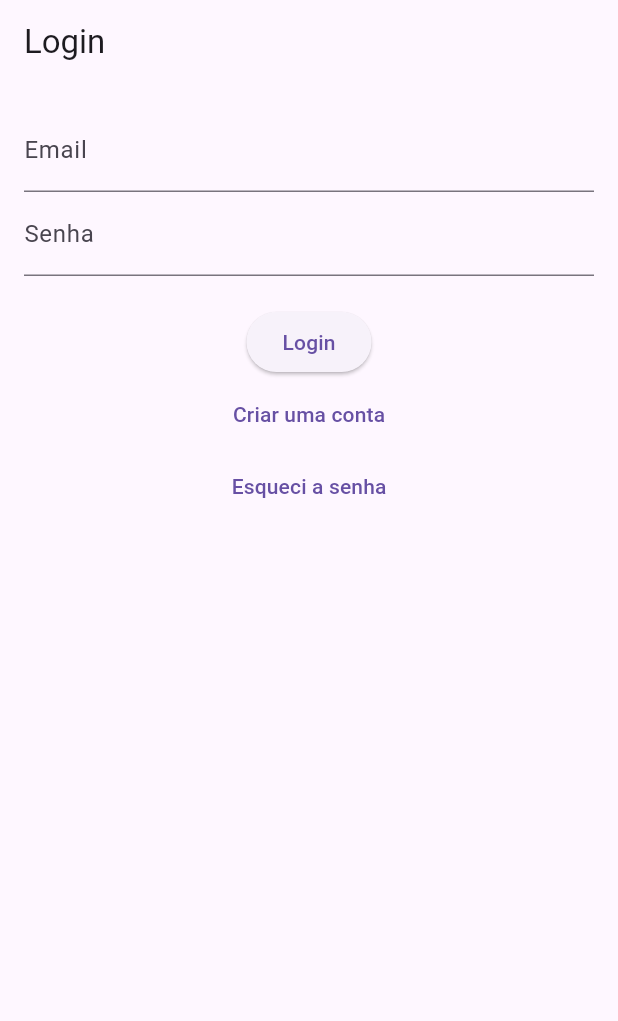
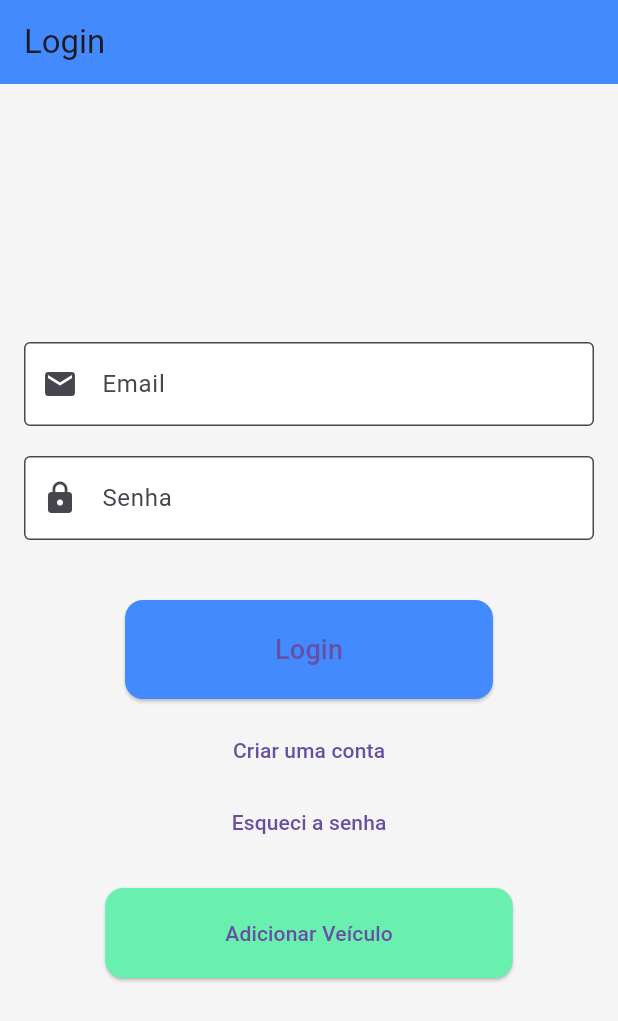
Before and after one commit to LucaJust115/projeto_p2v2, a Flutter app: the screen it shows after launch, on a phone screen of 412 x 824 dp. Shown: the top 1021 px of the screen. Run offline on Flutter 3.47's test engine with Material 3 defaults, Android fonts, the light colour scheme and no system bars; our stand-ins replace cloud_firestore, firebase_auth, firebase_core; accounts and stored records are empty.

Commit message:
Início do cadastro do veículo, alterações no login

```diff
--- a/lib/main.dart
+++ b/lib/main.dart
@@ -1,9 +1,9 @@
+import 'package:firebase_core/firebase_core.dart';
 import 'package:flutter/material.dart';
-import 'package:firebase_core/firebase_core.dart';
 import 'home.dart';
 import 'tela_login.dart';
 import 'tela_cadastro.dart';
-import 'drawer_widget.dart';  // O menu de navegação
+import 'tela_adicionar_veiculo.dart';  // Adicionando a nova tela
 
 
 void main() async {
@@ -20,12 +20,12 @@ class MyApp extends StatelessWidget {
       theme: ThemeData(
         primarySwatch: Colors.blue,
       ),
-      home: TelaLogin(),  // Define a TelaLogin como a tela inicial
+      home: TelaLogin(),  // Tela inicial de login
       routes: {
-        '/home': (context) => Home(),
+        '/home': (context) => Home(),  // Tela de listagem de veículos
+        '/adicionar_veiculo': (context) => AdicionarVeiculo(),  // Tela de cadastro de veículo
         '/login': (context) => TelaLogin(),
         '/cadastro': (context) => TelaCadastro(),
-
       },
     );
   }
--- a/lib/tela_login.dart
+++ b/lib/tela_login.dart
@@ -1,6 +1,7 @@
 import 'package:flutter/material.dart';
 import 'package:firebase_auth/firebase_auth.dart';
-import 'tela_cadastro.dart';  // Importar tela de cadastro
+import 'tela_adicionar_veiculo.dart';
+import 'tela_cadastro.dart';
 
 class TelaLogin extends StatefulWidget {
   @override
@@ -11,55 +12,96 @@ class _TelaLoginState extends State<TelaLogin> {
   final FirebaseAuth _auth = FirebaseAuth.instance;
   final TextEditingController _emailController = TextEditingController();
   final TextEditingController _senhaController = TextEditingController();
+  String? _erroMensagem;
 
   Future<void> _login() async {
     try {
-      await _auth.signInWithEmailAndPassword(
+      UserCredential userCredential = await _auth.signInWithEmailAndPassword(
         email: _emailController.text,
         password: _senhaController.text,
       );
-      Navigator.pushNamed(context, '/home');  // Redireciona para a tela Home após login
+      Navigator.pushReplacementNamed(context, '/home');
     } catch (e) {
-      print(e);
+      setState(() {
+        _erroMensagem = 'Erro ao tentar fazer login: ${e.toString()}';
+      });
     }
   }
 
   Future<void> _recuperarSenha() async {
     try {
       await _auth.sendPasswordResetEmail(email: _emailController.text);
-      // Mostrar um alerta de sucesso ou erro
+      ScaffoldMessenger.of(context).showSnackBar(
+        SnackBar(content: Text('Email de recuperação enviado')),
+      );
     } catch (e) {
-      print(e);  // Tratar erros de recuperação de senha
+      setState(() {
+        _erroMensagem = 'Erro ao tentar recuperar a senha: ${e.toString()}';
+      });
     }
   }
 
   @override
   Widget build(BuildContext context) {
     return Scaffold(
-      appBar: AppBar(title: Text("Login")),
+      backgroundColor: Colors.grey[100], // Mudança na cor de fundo
+      appBar: AppBar(
+        title: Text("Login"),
+        backgroundColor: Colors.blueAccent, // Mudança na cor do AppBar
+      ),
       body: Padding(
         padding: const EdgeInsets.all(16.0),
+        child: Center(
+          child: SingleChildScrollView(
             child: Column(
               children: <Widget>[
+                // Campo de email
                 TextField(
                   controller: _emailController,
-              decoration: InputDecoration(labelText: 'Email'),
+                  decoration: InputDecoration(
+                    labelText: 'Email',
+                    border: OutlineInputBorder(),
+                    prefixIcon: Icon(Icons.email),
+                    filled: true,
+                    fillColor: Colors.white,
                   ),
+                ),
+                SizedBox(height: 20),
+                // Campo de senha
                 TextField(
                   controller: _senhaController,
-              decoration: InputDecoration(labelText: 'Senha'),
+                  decoration: InputDecoration(
+                    labelText: 'Senha',
+                    border: OutlineInputBorder(),
+                    prefixIcon: Icon(Icons.lock),
+                    filled: true,
+                    fillColor: Colors.white,
+                  ),
                   obscureText: true,
+                ),
+                SizedBox(height: 20),
+                if (_erroMensagem != null)
+                  Text(
+                    _erroMensagem!,
+                    style: TextStyle(color: Colors.red),
                   ),
                 SizedBox(height: 20),
                 ElevatedButton(
                   onPressed: _login,
-              child: Text('Login'),
+                  style: ElevatedButton.styleFrom(
+                    padding: EdgeInsets.symmetric(horizontal: 100, vertical: 20), backgroundColor: Colors.blueAccent, // Cor do botão
+                    shape: RoundedRectangleBorder(
+                      borderRadius: BorderRadius.circular(12),
                     ),
+                  ),
+                  child: Text('Login', style: TextStyle(fontSize: 18)),
+                ),
+                SizedBox(height: 10),
                 TextButton(
                   onPressed: () {
                     Navigator.push(
                       context,
-                  MaterialPageRoute(builder: (context) => TelaCadastro()), // Redirecionar para tela de cadastro
+                      MaterialPageRoute(builder: (context) => TelaCadastro()),
                     );
                   },
                   child: Text('Criar uma conta'),
@@ -68,7 +110,25 @@ class _TelaLoginState extends State<TelaLogin> {
                   onPressed: _recuperarSenha,
                   child: Text('Esqueci a senha'),
                 ),
+                SizedBox(height: 20),
+                ElevatedButton(
+                  onPressed: () {
+                    Navigator.push(
+                      context,
+                      MaterialPageRoute(builder: (context) => AdicionarVeiculo()),
+                    );
+                  },
+                  style: ElevatedButton.styleFrom(
+                    padding: EdgeInsets.symmetric(horizontal: 80, vertical: 20), backgroundColor: Colors.greenAccent,
+                    shape: RoundedRectangleBorder(
+                      borderRadius: BorderRadius.circular(12),
+                    ),
+                  ),
+                  child: Text('Adicionar Veículo'),
+                ),
               ],
+            ),
+          ),
         ),
       ),
     );
--- a/pubspec.yaml
+++ b/pubspec.yaml
@@ -31,6 +31,7 @@ dependencies:
   flutter:
     sdk: flutter
   firebase_core: ^2.32.0  # Versão do firebase_core que você está usando
+  cloud_firestore: ^4.17.5
   firebase_auth: ^4.9.0   # Certifique-se de que esta versão é compatível com a versão do firebase_core
 
 
```
Also changed, not shown: lib/drawer_widget.dart (added, +38 -0 lines), lib/home.dart (added, +92 -0 lines), lib/tela_adicionar_veiculo.dart (added, +72 -0 lines), pubspec.lock, 4 other files. Lines whose indentation alone changed are shown as unchanged.
